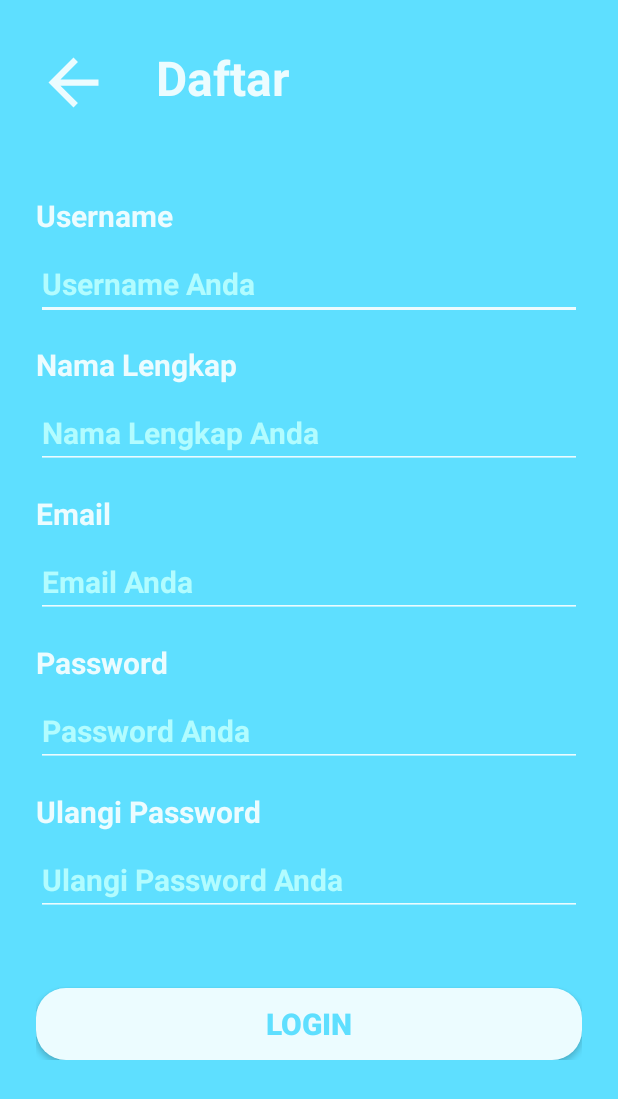
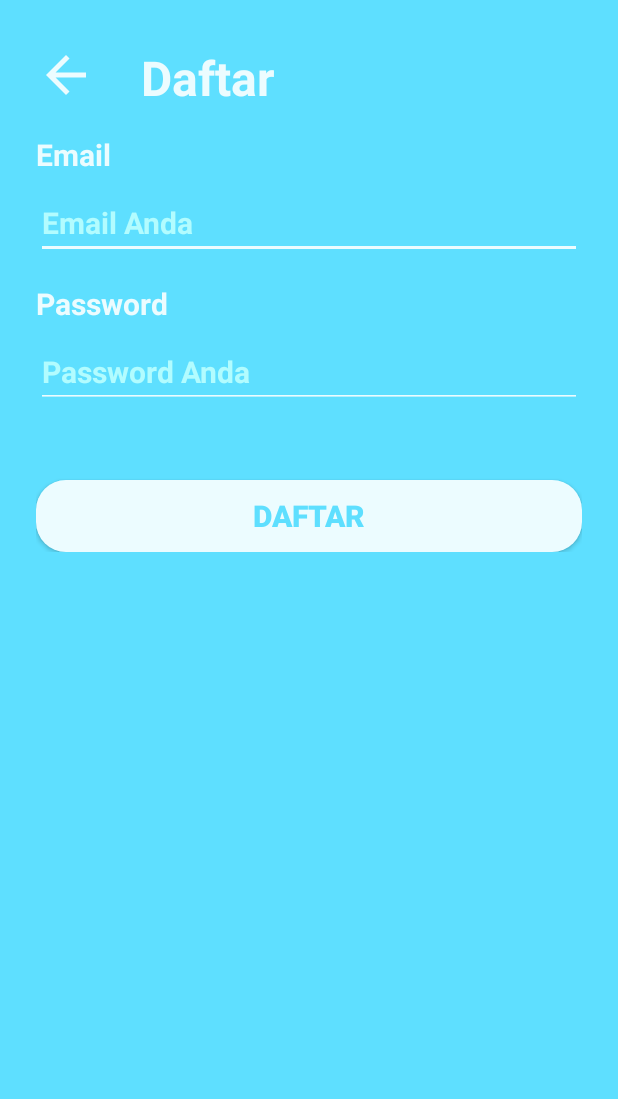
Before and after one commit to siyaga/absen, an Android app: the RegisterActivity screen opened directly, with no data from a screen before it, on a phone screen of 412 x 824 dp. Shown: the top 1099 px of the screen. Run offline under Robolectric (Android 15) with nearby library versions, the phone set to English and light mode, and no system bars; our stand-ins replace Firebase (no records; nobody signed in at launch, a user with empty details on screens opened directly).

Commit message:
Login Register Lupa password beres

```diff
--- a/app/build.gradle
+++ b/app/build.gradle
@@ -1,4 +1,5 @@
 apply plugin: 'com.android.application'
+apply plugin: 'com.google.gms.google-services'
 
 android {
     compileSdkVersion 29
@@ -28,6 +29,8 @@ dependencies {
 
     implementation 'androidx.appcompat:appcompat:1.1.0'
     implementation 'androidx.constraintlayout:constraintlayout:1.1.3'
+    implementation 'com.google.firebase:firebase-database:19.3.1'
+    implementation 'com.google.firebase:firebase-auth:19.3.2'
     testImplementation 'junit:junit:4.12'
     androidTestImplementation 'androidx.test.ext:junit:1.1.1'
     androidTestImplementation 'androidx.test.espresso:espresso-core:3.2.0'
--- a/app/src/main/java/com/ananda/absen/RegisterActivity.java
+++ /dev/null
@@ -1,36 +0,0 @@
-package com.ananda.absen;
-
-import androidx.appcompat.app.AppCompatActivity;
-
-import android.content.Intent;
-import android.os.Bundle;
-import android.view.View;
-import android.widget.Button;
-import android.widget.ImageView;
-
-public class RegisterActivity extends AppCompatActivity {
-    Button btnRegister;
-    ImageView ivBack;
-    @Override
-    protected void onCreate(Bundle savedInstanceState) {
-        super.onCreate(savedInstanceState);
-        setContentView(R.layout.activity_register);
-        btnRegister = findViewById(R.id.btn_daftar);
-        ivBack = findViewById(R.id.iv_back);
-
-        btnRegister.setOnClickListener(new View.OnClickListener() {
-            @Override
-            public void onClick(View v) {
-                Intent intent = new Intent(RegisterActivity.this, MainActivity.class);
-                startActivity(intent);
-            }
-        });
-
-        ivBack.setOnClickListener(new View.OnClickListener() {
-            @Override
-            public void onClick(View v) {
-                onBackPressed();
-            }
-        });
-    }
-}
--- a/app/src/main/java/com/ananda/absen/intro/Pengenalan1Activity.java
+++ b/app/src/main/java/com/ananda/absen/intro/Pengenalan1Activity.java
@@ -7,7 +7,7 @@ import android.os.Bundle;
 import android.view.View;
 import android.widget.Button;
 
-import com.ananda.absen.LoginActivity;
+import com.ananda.absen.login.LoginActivity;
 import com.ananda.absen.MainActivity;
 import com.ananda.absen.R;
 
--- a/app/src/main/java/com/ananda/absen/intro/Pengenalan3Activity.java
+++ b/app/src/main/java/com/ananda/absen/intro/Pengenalan3Activity.java
@@ -7,8 +7,7 @@ import android.os.Bundle;
 import android.view.View;
 import android.widget.Button;
 
-import com.ananda.absen.LoginActivity;
-import com.ananda.absen.MainActivity;
+import com.ananda.absen.login.LoginActivity;
 import com.ananda.absen.R;
 
 public class Pengenalan3Activity extends AppCompatActivity {
--- /dev/null
+++ b/app/src/main/java/com/ananda/absen/login/RegisterActivity.java
@@ -0,0 +1,92 @@
+package com.ananda.absen.login;
+
+import androidx.annotation.NonNull;
+import androidx.appcompat.app.AppCompatActivity;
+
+import android.content.Intent;
+import android.os.Bundle;
+import android.text.TextUtils;
+import android.view.View;
+import android.widget.Button;
+import android.widget.EditText;
+import android.widget.ImageView;
+import android.widget.ProgressBar;
+import android.widget.Toast;
+
+import com.ananda.absen.MainActivity;
+import com.ananda.absen.R;
+import com.google.android.gms.tasks.OnCompleteListener;
+import com.google.android.gms.tasks.Task;
+import com.google.firebase.auth.AuthResult;
+import com.google.firebase.auth.FirebaseAuth;
+
+public class RegisterActivity extends AppCompatActivity {
+    private Button btnRegister;
+    private EditText edtEmail,edtPassword;
+    private FirebaseAuth auth;
+    private ImageView ivBack;
+    private ProgressBar progressBar;
+    @Override
+    protected void onCreate(Bundle savedInstanceState) {
+        super.onCreate(savedInstanceState);
+        setContentView(R.layout.activity_register);
+        auth = FirebaseAuth.getInstance();
+        edtEmail = findViewById(R.id.edt_email_register);
+        edtPassword = findViewById(R.id.edt_password_register);
+        btnRegister = findViewById(R.id.btn_daftar);
+        ivBack = findViewById(R.id.iv_back);
+        progressBar = findViewById(R.id.progressBar);
+
+        btnRegister.setOnClickListener(new View.OnClickListener() {
+            @Override
+            public void onClick(View v) {
+                String email = edtEmail.getText().toString().trim();
+                String password = edtPassword.getText().toString().trim();
+
+
+                if(TextUtils.isEmpty(email)){
+                    Toast.makeText(getApplicationContext(),"Harap Isi email anda!",Toast.LENGTH_SHORT).show();
+                            return;
+                }
+                if(TextUtils.isEmpty(password)){
+                    Toast.makeText(getApplicationContext(),"Harap Isi password anda!",Toast.LENGTH_SHORT).show();
+                            return;
+                }
+                if(password.length()<6){
+                    Toast.makeText(getApplicationContext(),"masukan password minimal 6 karakter!",Toast.LENGTH_SHORT).show();
+                            return;
+                }
+                progressBar.setVisibility(View.VISIBLE);
+                auth.createUserWithEmailAndPassword(email, password)
+                        .addOnCompleteListener(RegisterActivity.this, new OnCompleteListener<AuthResult>() {
+                            @Override
+                            public void onComplete(@NonNull Task<AuthResult> task) {
+                                Toast.makeText(RegisterActivity.this,"Berhasil membuat akun"+ task.isSuccessful(), Toast.LENGTH_SHORT).show();
+                                if(!task.isSuccessful()){
+                                    Toast.makeText(RegisterActivity.this, "Authentication failed." + task.getException(), Toast.LENGTH_SHORT).show();
+
+                                } else {
+                                    Intent intent = new Intent(RegisterActivity.this, MainActivity.class);
+                                    startActivity(intent);
+                                    finish();
+                                }
+                            }
+                        });
+            }
+        });
+
+        ivBack.setOnClickListener(new View.OnClickListener() {
+            @Override
+            public void onClick(View v) {
+                onBackPressed();
+            }
+        });
+    }
+
+    @Override
+    protected void onResume() {
+        super.onResume();
+        progressBar.setVisibility(View.GONE);
+
+    }
+}
--- a/app/src/main/res/layout/activity_register.xml
+++ b/app/src/main/res/layout/activity_register.xml
@@ -6,7 +6,7 @@
     android:orientation="vertical"
     android:layout_height="match_parent"
     android:background="@color/colorPrimaryDark"
-    tools:context=".RegisterActivity">
+    tools:context=".login.RegisterActivity">
     <ScrollView
         android:layout_width="match_parent"
         android:layout_height="wrap_content">
@@ -24,8 +24,8 @@
         <ImageView
             android:id="@+id/iv_back"
             android:src="@drawable/ic_arrow_back_24dp"
-            android:layout_width="50dp"
-            android:layout_height="50dp"
+            android:layout_width="40dp"
+            android:layout_height="40dp"
             />
         <TextView
             android:layout_marginLeft="30dp"
@@ -38,50 +38,7 @@
             />
     </LinearLayout>
 
-        <TextView
-            android:layout_marginTop="50dp"
-            android:text="Username"
-            android:textColor="@color/colorPrimary"
-            android:textStyle="bold"
-            android:textSize="20dp"
-            android:layout_width="wrap_content"
-            android:layout_height="wrap_content"
-            />
-        <EditText
-            android:id="@+id/edt_username_register"
-            android:hint="Username Anda"
-            android:inputType="text"
-            android:textColorHint="@color/colorAccent"
-            android:textColor="@color/colorPrimary"
-            android:textStyle="bold"
-            android:layout_marginTop="8dp"
-            android:backgroundTint="@color/colorPrimary"
-            android:layout_width="match_parent"
-            android:layout_height="wrap_content"
-            android:textSize="20dp"
-            />
-        <TextView
-            android:layout_marginTop="16dp"
-            android:text="Nama Lengkap"
-            android:textColor="@color/colorPrimary"
-            android:textStyle="bold"
-            android:textSize="20dp"
-            android:layout_width="wrap_content"
-            android:layout_height="wrap_content"
-            />
-        <EditText
-            android:id="@+id/edt_nama_register"
-            android:hint="Nama Lengkap Anda"
-            android:inputType="text"
-            android:textColorHint="@color/colorAccent"
-            android:textColor="@color/colorPrimary"
-            android:textStyle="bold"
-            android:layout_marginTop="8dp"
-            android:backgroundTint="@color/colorPrimary"
-            android:layout_width="match_parent"
-            android:layout_height="wrap_content"
-            android:textSize="20dp"
-            />
+
         <TextView
             android:layout_marginTop="16dp"
             android:text="Email"
@@ -126,43 +83,28 @@
             android:layout_height="wrap_content"
             android:textSize="20dp"
             />
-        <TextView
-            android:layout_marginTop="16dp"
-            android:text="Ulangi Password"
-            android:textColor="@color/colorPrimary"
-            android:textStyle="bold"
-            android:textSize="20dp"
-            android:layout_width="wrap_content"
-            android:layout_height="wrap_content"
-            />
-        <EditText
-            android:id="@+id/edt_password_ulang_register"
-            android:hint="Ulangi Password Anda"
-            android:inputType="textPassword"
-            android:textColorHint="@color/colorAccent"
-            android:textColor="@color/colorPrimary"
-            android:textStyle="bold"
-            android:layout_marginTop="8dp"
-            android:backgroundTint="@color/colorPrimary"
-            android:layout_width="match_parent"
-            android:layout_height="wrap_content"
-            android:textSize="20dp"
-            />
-
-
         <Button
             android:id="@+id/btn_daftar"
             android:layout_marginTop="48dp"
             android:layout_width="match_parent"
             android:layout_height="wrap_content"
-            android:text="Login"
+            android:text="Daftar"
             android:textColor="@color/colorPrimaryDark"
             android:textSize="20dp"
             android:textStyle="bold"
             android:background="@drawable/button_1"
 
             />
+        <ProgressBar
+            android:id="@+id/progressBar"
+            android:layout_width="30dp"
+            android:layout_height="30dp"
+            android:layout_marginTop="20dp"
+            android:layout_marginBottom="20dp"
+            android:layout_gravity="center|bottom"
+            android:visibility="gone"
 
+            />
 
     </LinearLayout>
     </ScrollView>
--- a/build.gradle
+++ b/build.gradle
@@ -8,7 +8,8 @@ buildscript {
 
     }
     dependencies {
-        classpath 'com.android.tools.build:gradle:3.6.2'
+        classpath 'com.android.tools.build:gradle:4.0.0'
+        classpath 'com.google.gms:google-services:4.3.3'
 
 
         // NOTE: Do not place your application dependencies here; they belong
--- a/settings.gradle
+++ /dev/null
@@ -1,2 +0,0 @@
-rootProject.name='Absen'
-include ':app'
```
Also changed, not shown: app/src/main/AndroidManifest.xml (+5 -5 lines), app/src/main/java/com/ananda/absen/LoginActivity.java (deleted, +0 -46 lines), app/src/main/java/com/ananda/absen/LupaPasswordActivity.java (deleted, +0 -14 lines), app/src/main/java/com/ananda/absen/MainActivity.java (+55 -1 lines), app/src/main/java/com/ananda/absen/login/LoginActivity.java (added, +110 -0 lines), app/src/main/java/com/ananda/absen/login/LupaPasswordActivity.java (added, +69 -0 lines), app/src/main/res/layout/activity_login.xml (+13 -4 lines), app/src/main/res/layout/activity_lupa_password.xml (+15 -4 lines), app/src/main/res/values/strings.xml (+7 -0 lines), gradle/wrapper/gradle-wrapper.properties.
